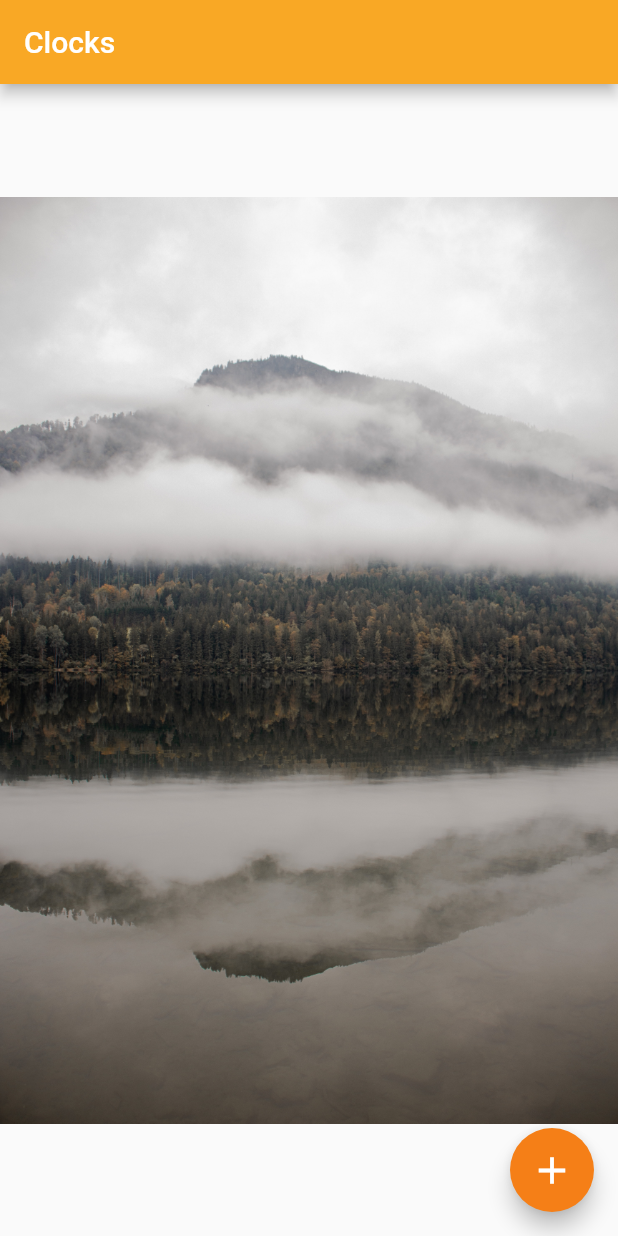
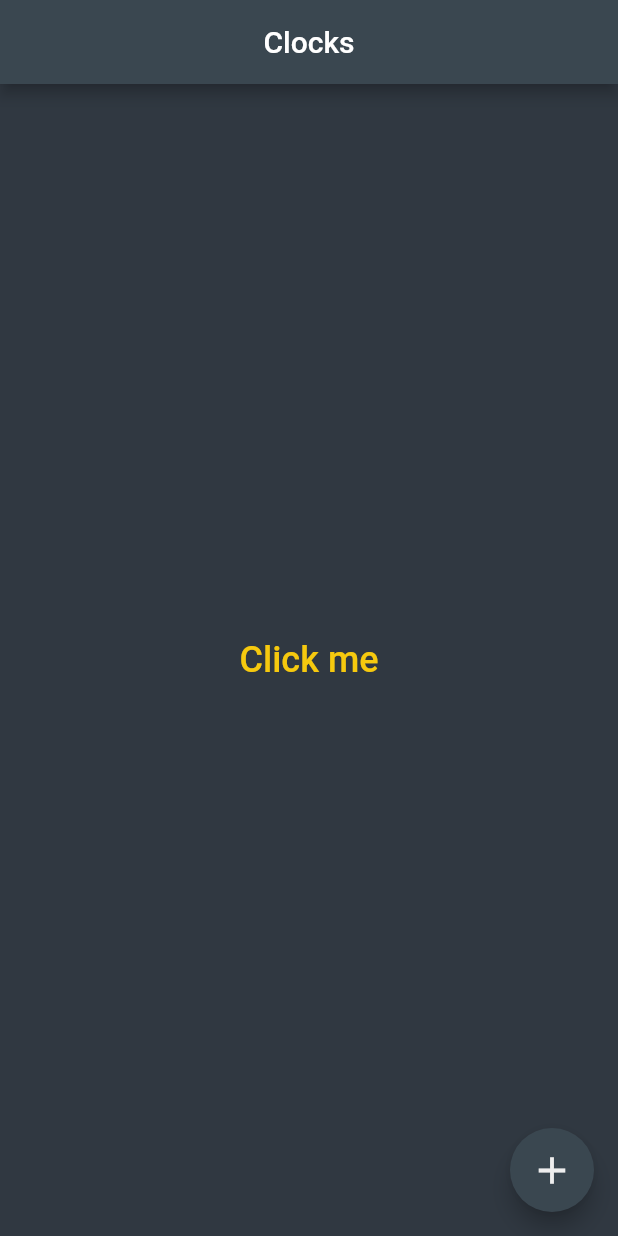
Before and after one commit to tamathecxder/first_app, a Flutter app: the screen it shows after launch, on a phone screen of 412 x 824 dp. Run offline on Flutter 3.47's test engine with Material 2 defaults, Android fonts, the phone set to English and light mode, and no system bars.

Commit message:
Icon dan button widgets pada flutter

```diff
--- /dev/null
+++ b/lib/etc/color_pallete.dart
@@ -0,0 +1,8 @@
+import 'package:flutter/material.dart';
+
+class ColorPallete {
+  static const Color darkPrimary = Color.fromRGBO(48, 56, 65, 1);
+  static const Color semiDarkPrimary = Color.fromRGBO(58, 71, 80, 1);
+  static const Color mainBrightYellow = Color.fromRGBO(246, 201, 14, 1);
+  static const Color greySecondary = Color.fromRGBO(238, 238, 238, 1);
+}
--- a/lib/main.dart
+++ b/lib/main.dart
@@ -1,3 +1,4 @@
+import 'package:beginner_app/etc/color_pallete.dart';
 import 'package:flutter/material.dart';
 
 void main() => runApp(MaterialApp(home: Home()));
@@ -8,15 +9,24 @@ class Home extends StatelessWidget {
   @override
   Widget build(BuildContext context) {
     return Scaffold(
+      backgroundColor: ColorPallete.darkPrimary,
       appBar: AppBar(
         title: Text("Clocks"),
-        centerTitle: false,
-        backgroundColor: Colors.yellow[800],
+        centerTitle: true,
+        backgroundColor: ColorPallete.semiDarkPrimary,
       ),
       body: Center(
-        child: Image(
-          // image: NetworkImage("https://picsum.photos/1000/1000"),
-          image: AssetImage("assets/pic1.jpg"),
+        child: TextButton(
+          onPressed: () {
+            print("hello, world");
+          },
+          child: Text(
+            "Click me",
+            style: TextStyle(
+              color: ColorPallete.mainBrightYellow,
+              fontSize: 24,
+            ),
+          ),
         ),
       ),
       floatingActionButton: FloatingActionButton(
@@ -24,8 +34,9 @@ class Home extends StatelessWidget {
         child: Icon(
           Icons.add,
           size: 30.0,
+          color: ColorPallete.greySecondary,
         ),
-        backgroundColor: Colors.yellow[900],
+        backgroundColor: ColorPallete.semiDarkPrimary,
       ),
     );
   }
```
